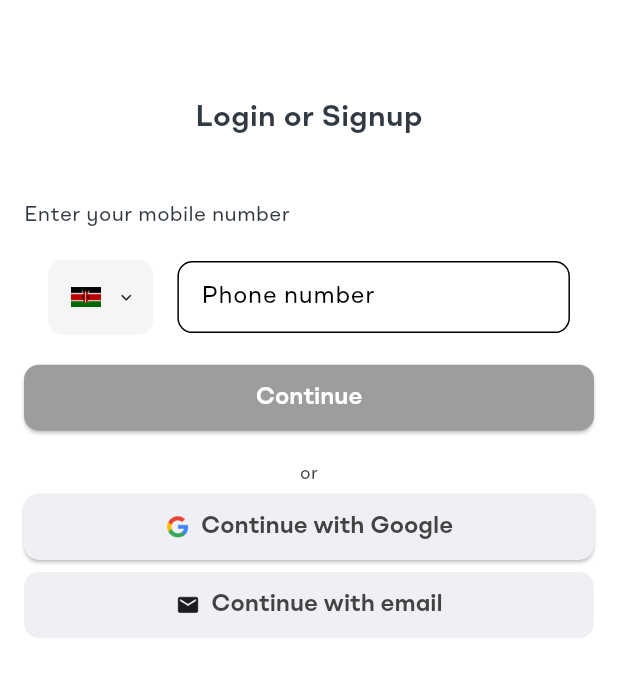
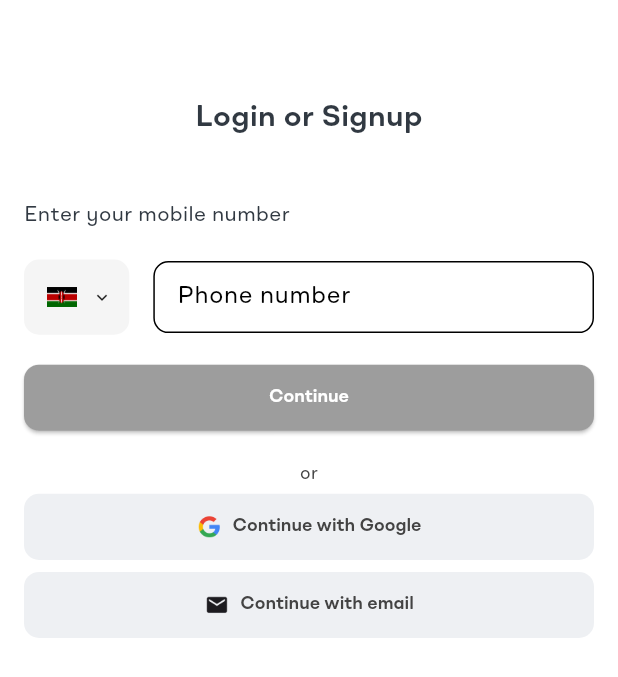
Before and after one commit to bree254/customer_hailing_app, a Flutter app: the screen it shows after launch, on a phone screen of 412 x 824 dp. Shown: the top 677 px of the screen. Run offline on Flutter 3.47's test engine with Material 3 defaults, Android fonts, the phone set to English and light mode, and no system bars; our stand-ins replace connectivity_plus, dio, firebase_core, get, google_sign_in, pin_code_fields and 1 more; accounts and stored records are empty.

Commit message:
refactored google sign in screen ,loginorsignup screen and appstyles

```diff
--- a/lib/components/phone_field/custom_phone_input.dart
+++ b/lib/components/phone_field/custom_phone_input.dart
@@ -69,7 +69,7 @@ class _CustomPhoneInputState extends State<CustomPhoneInput> {
   @override
   Widget build(BuildContext context) {
     return Container(
-      margin: EdgeInsets.symmetric(horizontal: 16.h),
+      // margin: EdgeInsets.symmetric(horizontal: 16.h),
       child: Column(
         children: [
           Row(
--- a/lib/presentation/auth/phone_number/login_or_signup_screen.dart
+++ b/lib/presentation/auth/phone_number/login_or_signup_screen.dart
@@ -201,6 +201,7 @@ class _LoginOrSignupScreenState extends State<LoginOrSignupScreen> {
                   ),
                   buttonStyle: ElevatedButton.styleFrom(
                     backgroundColor:buttonGrey,
+                    elevation: 0,
                     shape: RoundedRectangleBorder(
                       borderRadius: BorderRadius.circular(10.0),
                     ),
--- a/lib/theme/app_text_styles.dart
+++ b/lib/theme/app_text_styles.dart
@@ -132,9 +132,9 @@ class AppTextStyles {
         fontSize: 16,
         fontWeight: FontWeight.w700,
       );
-
+//changed font to 12
   static get titleMedium => theme.textTheme.titleMedium!.omny
-      .copyWith(color: Colors.black, fontWeight: FontWeight.w600, fontSize: 16);
+      .copyWith(color: Colors.black, fontWeight: FontWeight.w600, fontSize: 12);
 
   static get titleSmall => theme.textTheme.titleSmall!.copyWith(
         color: appTheme.grayBlack,
```
Also changed, not shown: lib/presentation/auth/google/google_sign_in_up_screen.dart (+12 -14 lines).
